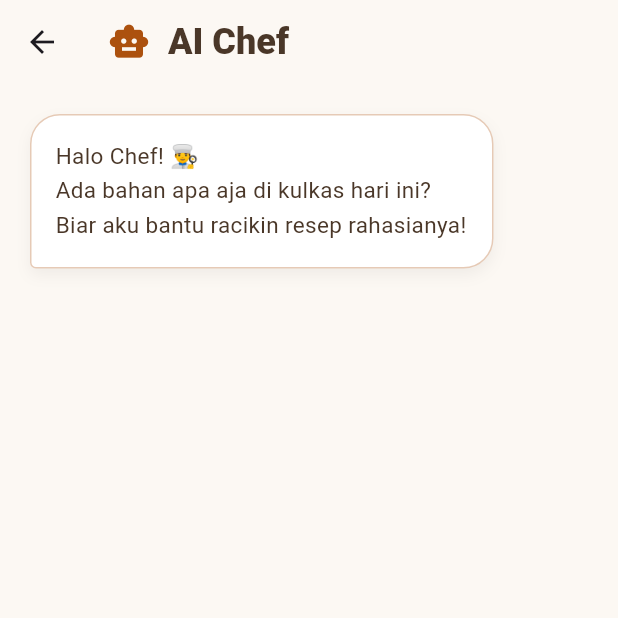
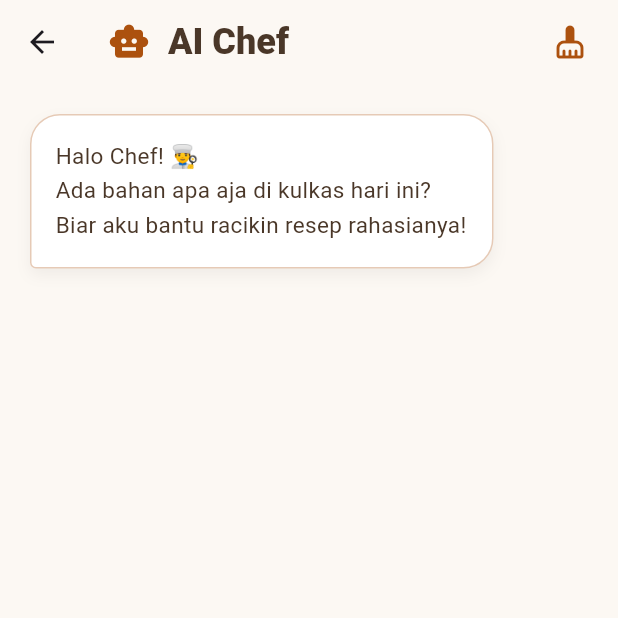
Before and after one commit to dzaii-hud/ResepPintar-AI, a Flutter app: the AiChefScreen screen opened directly, after a tap on the "send" icon, on a phone screen of 412 x 824 dp, the top half of it. Run offline on Flutter 3.47's test engine with Material 3 defaults, Android fonts, the phone set to English and light mode, and no system bars; our stand-ins replace firebase_core, get, google_sign_in; accounts and stored records are empty.

Commit message:
feat(ai-chef): tambah state keep alive dan tombol bersihkan chat

```diff
--- a/lib/controllers/recipe_controller.dart
+++ b/lib/controllers/recipe_controller.dart
@@ -49,7 +49,7 @@ class RecipeController extends GetxController {
     try {
       isLoading(true);
       var response = await http.get(
-        Uri.parse('http://192.168.0.232:8000/api/recipes'),
+        Uri.parse('http://172.20.2.74:8000/api/recipes'),
       );
 
       if (response.statusCode == 200) {
--- a/lib/screens/ai_chef_screen.dart
+++ b/lib/screens/ai_chef_screen.dart
@@ -1,5 +1,7 @@
 import 'package:flutter/material.dart';
 import 'package:reseppintar_ai/utils/app_colors.dart'; // Sesuaikan path-nya ya
+import 'dart:convert';
+import 'package:http/http.dart' as http;
 
 class AiChefScreen extends StatefulWidget {
   const AiChefScreen({super.key});
@@ -8,35 +10,139 @@ class AiChefScreen extends StatefulWidget {
   State<AiChefScreen> createState() => _AiChefScreenState();
 }
 
-class _AiChefScreenState extends State<AiChefScreen> {
+// 1. Tambahin "with AutomaticKeepAliveClientMixin" di sini biar kaga pikun
+class _AiChefScreenState extends State<AiChefScreen>
+    with AutomaticKeepAliveClientMixin {
   final TextEditingController _chatController = TextEditingController();
+  bool _isLoading = false;
 
-  final List<Map<String, dynamic>> _messages = [
+  // Variabel buat nampung chat
+  List<Map<String, dynamic>> _messages = [];
+
+  // 2. Ini wajib di-set "true" biar memori layarnya dipertahankan
+  @override
+  bool get wantKeepAlive => true;
+
+  @override
+  void initState() {
+    super.initState();
+    // Panggil pesan sambutan pertama kali
+    _setInitialMessage();
+  }
+
+  void _setInitialMessage() {
+    _messages = [
       {
         'isUser': false,
         'text':
             "Halo Chef! 👨‍🍳\nAda bahan apa aja di kulkas hari ini? Biar aku bantu racikin resep rahasianya!",
       },
     ];
-
-  void _sendMessage() {
-    if (_chatController.text.trim().isEmpty) return;
-
-    setState(() {
-      _messages.add({'isUser': true, 'text': _chatController.text.trim()});
-      _chatController.clear();
-    });
   }
 
   // ==========================================
-  // FUNGSI BUAT MUNCULIN POP-UP EDIT PESAN
+  // FUNGSI BUAT TOMBOL SAPU JAGAT (CLEAR CHAT)
   // ==========================================
+  void _clearChat() {
+    showDialog(
+      context: context,
+      builder: (context) => AlertDialog(
+        backgroundColor: const Color(0xFFFCF8F3),
+        shape: RoundedRectangleBorder(borderRadius: BorderRadius.circular(20)),
+        title: const Text(
+          "Mulai Sesi Baru?",
+          style: TextStyle(
+            color: Color(0xFF4A3728),
+            fontWeight: FontWeight.bold,
+          ),
+        ),
+        content: const Text(
+          "Semua obrolan resep di atas bakal dibersihkan. Lanjut?",
+          style: TextStyle(color: Color(0xFF4A3728)),
+        ),
+        actions: [
+          TextButton(
+            onPressed: () => Navigator.pop(context), // Tutup pop-up
+            child: const Text("Batal", style: TextStyle(color: Colors.grey)),
+          ),
+          ElevatedButton(
+            style: ElevatedButton.styleFrom(
+              backgroundColor: AppColors.primaryColor,
+              shape: RoundedRectangleBorder(
+                borderRadius: BorderRadius.circular(8),
+              ),
+            ),
+            onPressed: () {
+              setState(() {
+                _setInitialMessage(); // Balikin ke pesan pertama alias reset
+              });
+              Navigator.pop(context); // Tutup pop-up
+            },
+            child: const Text(
+              "Bersihkan",
+              style: TextStyle(color: Colors.white),
+            ),
+          ),
+        ],
+      ),
+    );
+  }
+
+  Future<void> _sendMessage() async {
+    final text = _chatController.text.trim();
+    if (text.isEmpty) return;
+
+    setState(() {
+      _messages.add({'isUser': true, 'text': text});
+      _chatController.clear();
+      _isLoading = true;
+    });
+
+    // IP Laptop lu yang udah disesuaikan
+    final String apiUrl = 'http://172.20.2.74:8000/api/ai-chef';
+
+    try {
+      final response = await http.post(
+        Uri.parse(apiUrl),
+        headers: {
+          'Content-Type': 'application/json',
+          'Accept': 'application/json',
+        },
+        body: jsonEncode({'message': text}),
+      );
+
+      if (response.statusCode == 200) {
+        final data = jsonDecode(response.body);
+        setState(() {
+          _messages.add({'isUser': false, 'text': data['reply']});
+        });
+      } else {
+        setState(() {
+          _messages.add({
+            'isUser': false,
+            'text':
+                'Waduh, server Laravel-nya error nih bre. Status: ${response.statusCode}',
+          });
+        });
+      }
+    } catch (e) {
+      setState(() {
+        _messages.add({
+          'isUser': false,
+          'text': 'Gagal nyambung ke dapur. Cek koneksi lu ya!\nError: $e',
+        });
+      });
+    } finally {
+      setState(() {
+        _isLoading = false;
+      });
+    }
+  }
+
   void _editMessageDialog(int index) {
-    // Kita bikin controller baru khusus buat dialog edit, diisi teks yang lama
     TextEditingController editController = TextEditingController(
       text: _messages[index]['text'],
     );
-
     showDialog(
       context: context,
       builder: (context) {
@@ -54,7 +160,7 @@ class _AiChefScreenState extends State<AiChefScreen> {
           ),
           content: TextField(
             controller: editController,
-            maxLines: null, // Biar bisa banyak baris kalau pesannya panjang
+            maxLines: null,
             style: const TextStyle(color: Color(0xFF4A3728)),
             decoration: InputDecoration(
               focusedBorder: OutlineInputBorder(
@@ -74,8 +180,7 @@ class _AiChefScreenState extends State<AiChefScreen> {
           ),
           actions: [
             TextButton(
-              onPressed: () =>
-                  Navigator.pop(context), // Tutup pop-up kalau batal
+              onPressed: () => Navigator.pop(context),
               child: const Text("Batal", style: TextStyle(color: Colors.grey)),
             ),
             ElevatedButton(
@@ -86,10 +191,9 @@ class _AiChefScreenState extends State<AiChefScreen> {
                 ),
               ),
               onPressed: () {
-                // Update teksnya dan tutup pop-up
-                setState(() {
-                  _messages[index]['text'] = editController.text.trim();
-                });
+                setState(
+                  () => _messages[index]['text'] = editController.text.trim(),
+                );
                 Navigator.pop(context);
               },
               child: const Text(
@@ -111,6 +215,9 @@ class _AiChefScreenState extends State<AiChefScreen> {
 
   @override
   Widget build(BuildContext context) {
+    // 3. Wajib panggil ini di dalam build kalau pakai AutomaticKeepAliveClientMixin
+    super.build(context);
+
     return Scaffold(
       backgroundColor: const Color(0xFFFCF8F3),
       appBar: AppBar(
@@ -130,6 +237,18 @@ class _AiChefScreenState extends State<AiChefScreen> {
             ),
           ],
         ),
+        actions: [
+          // 4. Tombol Sapu Jagat (Refresh / Clear)
+          IconButton(
+            icon: const Icon(
+              Icons.cleaning_services_rounded,
+              color: AppColors.primaryColor,
+            ),
+            tooltip: 'Bersihkan Obrolan',
+            onPressed: _clearChat,
+          ),
+          const SizedBox(width: 8),
+        ],
       ),
       body: Column(
         children: [
@@ -137,20 +256,58 @@ class _AiChefScreenState extends State<AiChefScreen> {
             child: ListView.builder(
               padding: const EdgeInsets.all(20),
               physics: const BouncingScrollPhysics(),
-              itemCount: _messages.length,
+              itemCount: _messages.length + (_isLoading ? 1 : 0),
               itemBuilder: (context, index) {
+                if (index == _messages.length && _isLoading) {
+                  return Align(
+                    alignment: Alignment.centerLeft,
+                    child: Container(
+                      margin: const EdgeInsets.only(bottom: 16),
+                      padding: const EdgeInsets.all(16),
+                      decoration: BoxDecoration(
+                        color: Colors.white,
+                        borderRadius: const BorderRadius.only(
+                          topLeft: Radius.circular(20),
+                          topRight: Radius.circular(20),
+                          bottomRight: Radius.circular(20),
+                          bottomLeft: Radius.circular(4),
+                        ),
+                        border: Border.all(
+                          color: AppColors.primaryColor.withOpacity(0.3),
+                        ),
+                      ),
+                      child: const Row(
+                        mainAxisSize: MainAxisSize.min,
+                        children: [
+                          SizedBox(
+                            width: 16,
+                            height: 16,
+                            child: CircularProgressIndicator(
+                              strokeWidth: 2,
+                              color: AppColors.primaryColor,
+                            ),
+                          ),
+                          SizedBox(width: 12),
+                          Text(
+                            "Chef AI sedang meracik resep...",
+                            style: TextStyle(
+                              color: Color(0xFF4A3728),
+                              fontSize: 13,
+                              fontStyle: FontStyle.italic,
+                            ),
+                          ),
+                        ],
+                      ),
+                    ),
+                  );
+                }
+
                 final msg = _messages[index];
                 final isUser = msg['isUser'];
 
-                // ==========================================
-                // BUBBLE CHAT DIBUNGKUS GESTURE DETECTOR
-                // ==========================================
                 return GestureDetector(
                   onLongPress: () {
-                    // Cuma pesan user (isUser == true) yang bisa diedit
-                    if (isUser) {
-                      _editMessageDialog(index);
-                    }
+                    if (isUser) _editMessageDialog(index);
                   },
                   child: Align(
                     alignment: isUser
@@ -238,7 +395,9 @@ class _AiChefScreenState extends State<AiChefScreen> {
                             vertical: 14,
                           ),
                         ),
-                        onSubmitted: (value) => _sendMessage(),
+                        onSubmitted: (value) {
+                          if (!_isLoading) _sendMessage();
+                        },
                       ),
                     ),
                   ),
@@ -249,12 +408,21 @@ class _AiChefScreenState extends State<AiChefScreen> {
                       shape: BoxShape.circle,
                     ),
                     child: IconButton(
-                      icon: const Icon(
+                      icon: _isLoading
+                          ? const SizedBox(
+                              width: 20,
+                              height: 20,
+                              child: CircularProgressIndicator(
+                                color: Colors.white,
+                                strokeWidth: 2,
+                              ),
+                            )
+                          : const Icon(
                               Icons.send_rounded,
                               color: Colors.white,
                               size: 20,
                             ),
-                      onPressed: _sendMessage,
+                      onPressed: _isLoading ? null : _sendMessage,
                     ),
                   ),
                 ],
```
Lines whose indentation alone changed are shown as unchanged.
